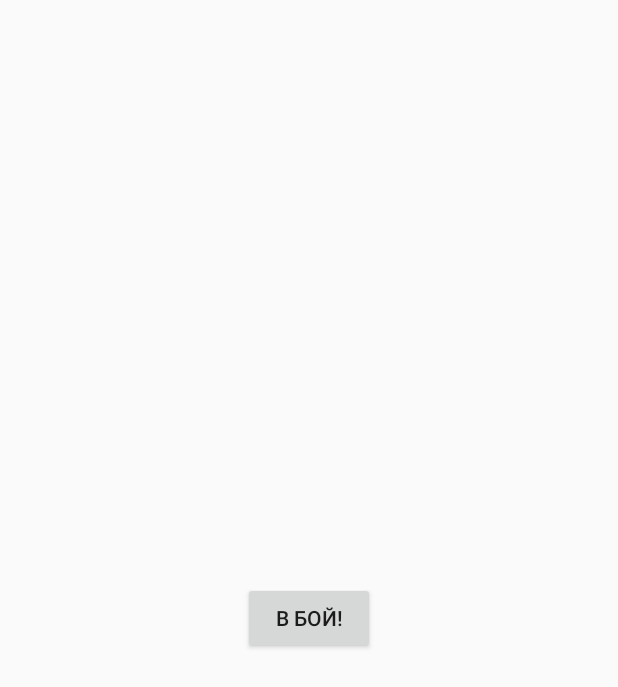
After one commit to Gribkov/Duelists, an Android app: the layout activity_main.xml on its own in the app's theme, with its tools: preview values and no code run, on a phone screen of 412 x 824 dp. The commit adds this screen. Shown: the top 687 px of the screen. Run offline under Robolectric (Android 15) with nearby library versions, the phone set to English and light mode, and no system bars.

Commit message:
Добавил новую активность.

```diff
--- /dev/null
+++ b/app/src/main/res/layout/activity_main.xml
@@ -0,0 +1,19 @@
+<RelativeLayout xmlns:android="http://schemas.android.com/apk/res/android"
+                xmlns:tools="http://schemas.android.com/tools"
+                android:layout_width="match_parent"
+                android:layout_height="match_parent"
+                android:paddingLeft="@dimen/activity_horizontal_margin"
+                android:paddingRight="@dimen/activity_horizontal_margin"
+                android:paddingTop="@dimen/activity_vertical_margin"
+                android:paddingBottom="@dimen/activity_vertical_margin"
+                tools:context="com.gribkov.roman.duelists.MainActivity">
+
+
+    <Button
+        android:layout_width="wrap_content"
+        android:layout_height="wrap_content"
+        android:text="@string/labelInBattle"
+        android:id="@+id/inBattleButton"
+        android:layout_centerVertical="true"
+        android:layout_centerHorizontal="true"/>
+</RelativeLayout>
--- a/app/src/main/res/values/strings.xml
+++ b/app/src/main/res/values/strings.xml
@@ -11,5 +11,9 @@
     <string name="imageViewRival">viewRival</string>
     <string name="labelTextViewKick">Установите точку удара</string>
     <string name="labelTextViewBlock">Установите точку блокировки</string>
+    <string name="title_activity_main">MainActivity</string>
+
+    <string name="hello_world">Hello world!</string>
+    <string name="labelInBattle">В бой!</string>
 
 </resources>
```
Also changed, not shown: app/src/main/AndroidManifest.xml (+7 -1 lines), app/src/main/java/com/gribkov/roman/duelists/MainActivity.java (added, +54 -0 lines), app/src/main/res/menu/menu_main.xml (added, +9 -0 lines).
